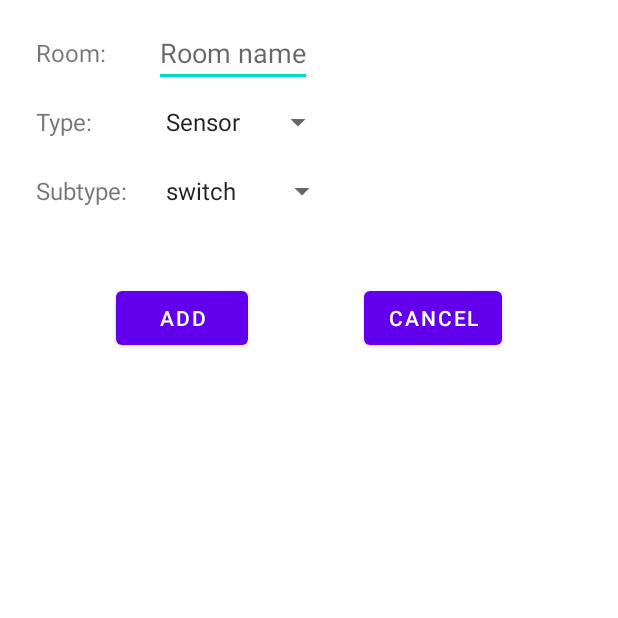
After one commit to alexk2111/LoginApplication, an Android app: the AdddeviceFragment screen opened through its navigation route, on a phone screen of 412 x 824 dp, the top half of it. The commit adds this screen. Run offline under Robolectric (Android 15) with nearby library versions, the phone set to English and light mode, and no system bars; our stand-ins replace data binding; pictures from the network do not load; 1 statement that could not run was skipped.

Commit message:
Final commit

```diff
--- a/app/src/main/java/com/onix/internship/okucherenko/arch/adapter/BaseRecyclerAdapter.kt
+++ b/app/src/main/java/com/onix/internship/okucherenko/arch/adapter/BaseRecyclerAdapter.kt
@@ -6,7 +6,7 @@ import java.util.*
 
 abstract class BaseRecyclerAdapter<VH : RecyclerView.ViewHolder, E> : RecyclerView.Adapter<VH>() {
 
-    val adapterItems = ArrayList<E>()
+    private val adapterItems = ArrayList<E>()
 
     protected open fun getDiffCallback(newItems: List<E>): DiffUtil.Callback {
         return AbstractDiffCallback(newItems, adapterItems)
--- a/app/src/main/java/com/onix/internship/okucherenko/data/repository/entity/DeviceItem.kt
+++ b/app/src/main/java/com/onix/internship/okucherenko/data/repository/entity/DeviceItem.kt
@@ -1,10 +1,10 @@
 package com.onix.internship.okucherenko.data.repository.entity
 
 data class DeviceItem(
-    var room: String,
-    var type: String,
-    var subtype: String,
-    var value: String,
-    val id: Int
+    var room: String = "",
+    var type: String = "",
+    var subtype: String = "",
+    var value: String = "",
+    var id: Int = 0
 
 )
--- a/app/src/main/java/com/onix/internship/okucherenko/di/ProviderModule.kt
+++ b/app/src/main/java/com/onix/internship/okucherenko/di/ProviderModule.kt
@@ -1,8 +1,6 @@
 package com.onix.internship.okucherenko.di
 
 import com.onix.internship.okucherenko.arch.provider.TextResProvider
-import com.onix.internship.okucherenko.data.repository.entity.Devices
-import com.onix.internship.okucherenko.data.repository.entity.House
 import org.koin.dsl.module
 
 val providerModule = module {
--- a/app/src/main/java/com/onix/internship/okucherenko/di/ViewModelModule.kt
+++ b/app/src/main/java/com/onix/internship/okucherenko/di/ViewModelModule.kt
@@ -1,5 +1,6 @@
 package com.onix.internship.okucherenko.di
 
+import com.onix.internship.okucherenko.ui.adddevice.AdddeviceViewModel
 import com.onix.internship.okucherenko.ui.deviceslist.DeviceslistViewModel
 import com.onix.internship.okucherenko.ui.main.MainViewModel
 import com.onix.internship.okucherenko.ui.splash.SplashViewModel
@@ -7,6 +8,7 @@ import org.koin.androidx.viewmodel.dsl.viewModel
 import org.koin.dsl.module
 
 val viewModelModule = module {
+    viewModel { AdddeviceViewModel(get()) }
     viewModel { DeviceslistViewModel() }
     viewModel { SplashViewModel() }
     viewModel { MainViewModel() }
--- /dev/null
+++ b/app/src/main/java/com/onix/internship/okucherenko/ui/adddevice/AdddeviceFragment.kt
@@ -0,0 +1,59 @@
+package com.onix.internship.okucherenko.ui.adddevice
+
+import android.os.Bundle
+import android.view.LayoutInflater
+import android.view.View
+import android.view.ViewGroup
+import androidx.databinding.DataBindingUtil
+import androidx.fragment.app.DialogFragment
+import androidx.navigation.fragment.findNavController
+import com.onix.internship.okucherenko.R
+import com.onix.internship.okucherenko.databinding.AdddeviceFragmentBinding
+import org.koin.androidx.viewmodel.ext.android.viewModel
+
+class AdddeviceFragment : DialogFragment() {
+
+    private val viewModel: AdddeviceViewModel by viewModel()
+
+    lateinit var binding: AdddeviceFragmentBinding
+
+    override fun onCreateView(
+        inflater: LayoutInflater,
+        container: ViewGroup?,
+        savedInstanceState: Bundle?
+    ): View {
+
+        binding = DataBindingUtil.inflate(inflater, R.layout.adddevice_fragment, container, false)
+        binding.adddeviceViewModel = viewModel
+        viewModel.cancel.observe(viewLifecycleOwner) {
+            if (it) {
+                findNavController().popBackStack()
+            }
+        }
+
+        viewModel.add.observe(viewLifecycleOwner) {
+            if (it) {
+                findNavController().navigate(R.id.deviceslistFragment)
+            } else {
+                binding.editTextRoomName.error = getString(R.string.error_empty)
+            }
+        }
+
+        viewModel.typePosition.observe(viewLifecycleOwner) {
+            viewModel.newDevice.type = binding.spinnerType.getItemAtPosition(it).toString()
+        }
+
+        viewModel.subtypePosition.observe(viewLifecycleOwner) {
+            viewModel.newDevice.subtype = binding.spinnerSubType.getItemAtPosition(it).toString()
+        }
+
+        return binding.root
+
+    }
+
+    override fun getTheme(): Int {
+        return R.style.DialogTheme
+    }
+
+
+}
--- /dev/null
+++ b/app/src/main/java/com/onix/internship/okucherenko/ui/adddevice/AdddeviceViewModel.kt
@@ -0,0 +1,62 @@
+package com.onix.internship.okucherenko.ui.adddevice
+
+import android.content.Context
+import android.text.TextUtils
+import androidx.lifecycle.LiveData
+import androidx.lifecycle.MutableLiveData
+import com.onix.internship.okucherenko.R
+import com.onix.internship.okucherenko.arch.BaseViewModel
+import com.onix.internship.okucherenko.data.repository.entity.DeviceItem
+import com.onix.internship.okucherenko.ui.deviceslist.DeviceslistViewModel
+import kotlin.random.Random
+
+class AdddeviceViewModel(private val currentContext: Context) : BaseViewModel() {
+//    val currentContext = context
+private val pictureList = listOf(
+        "https://mobimg.b-cdn.net/v3/fetch/9d/9db2d4683d92f5f2045e9142fbd82633.jpeg",
+        "https://img2.akspic.ru/previews/2/9/0/9/6/169092/169092-sipuha-neyasyt-ptica-klyuv-naturalnyj_material-500x.jpg",
+        "https://planbphoto.com/wp-content/uploads/Serze.jpg",
+        "https://www.imgonline.com.ua/examples/bee-on-daisy.jpg",
+        "https://klike.net/uploads/posts/2019-05/1556945364_1.jpg"
+    )
+    private val sensorList = listOf("on", "off")
+
+    var newDevice = DeviceItem()
+    var _typePosition = MutableLiveData<Int>()
+    val typePosition: LiveData<Int> = _typePosition
+    var _subtypePosition = MutableLiveData<Int>()
+    val subtypePosition: LiveData<Int> = _subtypePosition
+
+    private val _cancel = MutableLiveData<Boolean>()
+    val cancel: LiveData<Boolean> = _cancel
+
+    private val _add = MutableLiveData<Boolean>()
+    val add: LiveData<Boolean> = _add
+
+    fun onAdd() {
+        when (newDevice.type) {
+            currentContext.resources.getStringArray(R.array.type_devices)[0] -> {
+                newDevice.value = sensorList[Random.nextInt(0, sensorList.size)]
+            }
+            currentContext.resources.getStringArray(R.array.type_devices)[1] -> {
+                newDevice.value = pictureList[Random.nextInt(0, pictureList.size)]
+            }
+            currentContext.resources.getStringArray(R.array.type_devices)[2] -> {
+                newDevice.value = Random.nextInt(0, 100).toString()
+            }
+            currentContext.resources.getStringArray(R.array.type_devices)[3] -> {
+                newDevice.value = (Random.nextFloat()*100).toString().substring(0,5 )
+            }
+        }
+        if (TextUtils.isEmpty(newDevice.room)){
+            _add.value = false
+        } else {
+            DeviceslistViewModel.addNewDevice(newDevice)
+            _add.value = true
+        }
+    }
+
+    fun onCancel() {
+        _cancel.value = true
+    }
+}
--- a/app/src/main/java/com/onix/internship/okucherenko/ui/deviceslist/DeviceListAdapter.kt
+++ b/app/src/main/java/com/onix/internship/okucherenko/ui/deviceslist/DeviceListAdapter.kt
@@ -8,7 +8,7 @@ import androidx.recyclerview.widget.RecyclerView
 import com.onix.internship.okucherenko.data.repository.entity.DeviceItem
 import com.onix.internship.okucherenko.databinding.DeviceItemBinding
 
-class DeviceListAdapter(val deviceItemListener: DeviceItemListener) : ListAdapter<DeviceItem, DeviceListAdapter.ViewHolder>(DeviceListDiffCallback()) {
+class DeviceListAdapter(private val deviceItemListener: DeviceItemListener) : ListAdapter<DeviceItem, DeviceListAdapter.ViewHolder>(DeviceListDiffCallback()) {
 
     override fun onCreateViewHolder(parent: ViewGroup, viewType: Int): ViewHolder {
         return ViewHolder.from(parent)
--- a/app/src/main/java/com/onix/internship/okucherenko/ui/deviceslist/DeviceslistFragment.kt
+++ b/app/src/main/java/com/onix/internship/okucherenko/ui/deviceslist/DeviceslistFragment.kt
@@ -1,6 +1,6 @@
 package com.onix.internship.okucherenko.ui.deviceslist
 
-import androidx.lifecycle.Observer
+import androidx.navigation.fragment.findNavController
 import androidx.swiperefreshlayout.widget.SwipeRefreshLayout
 import com.onix.internship.okucherenko.R
 import com.onix.internship.okucherenko.arch.BaseFragment
@@ -17,26 +17,38 @@ class DeviceslistFragment : BaseFragment<DeviceslistFragmentBinding>(R.layout.de
 
     override fun setObservers() {
         super.setObservers()
-        binding.divicelistViewModel = viewModel
+        binding.devicelistViewModel = viewModel
         swipeRefreshLayout = binding.swipeRefreshLayout
         swipeRefreshLayout.setOnRefreshListener(this)
         binding.recyclerList.adapter = adapter
 
-        viewModel.progressVisible.observe(viewLifecycleOwner, Observer {
+        viewModel.progressVisible.observe(viewLifecycleOwner) {
             if (!it) {
                 swipeRefreshLayout.isRefreshing = it
             }
-        })
+        }
 
-        viewModel.devices.observe(viewLifecycleOwner, Observer {
+        viewModel.devices.observe(viewLifecycleOwner) {
             it?.let {
                 adapter.submitList(it.toList())
             }
-        })
+        }
+
+        viewModel.addNavigate.observe(viewLifecycleOwner) {
+            if (it) {
+                findNavController().navigate(DeviceslistFragmentDirections.actionDeviceslistFragmentToAdddeviceFragment())
+            }
+        }
+
+        viewModel.errorLoad.observe(viewLifecycleOwner) {
+            if (it) {
+                showToast(getString(R.string.error_load))
+            }
+        }
     }
 
     override fun onRefresh() {
-        viewModel.devicesFromSite(true)
+        viewModel.devicesFromSite()
     }
 
 
--- /dev/null
+++ b/app/src/main/res/layout/adddevice_fragment.xml
@@ -0,0 +1,110 @@
+<?xml version="1.0" encoding="utf-8"?>
+<layout xmlns:android="http://schemas.android.com/apk/res/android"
+    xmlns:app="http://schemas.android.com/apk/res-auto"
+    xmlns:tools="http://schemas.android.com/tools">
+
+    <data>
+
+        <variable
+            name="device"
+            type="com.onix.internship.okucherenko.data.repository.entity.DeviceItem" />
+
+        <variable
+            name="adddeviceViewModel"
+            type="com.onix.internship.okucherenko.ui.adddevice.AdddeviceViewModel" />
+
+    </data>
+
+    <androidx.constraintlayout.widget.ConstraintLayout
+        android:layout_width="match_parent"
+        android:layout_height="match_parent"
+        tools:context=".ui.adddevice.AdddeviceFragment">
+
+        <TextView
+            android:id="@+id/textView"
+            android:layout_width="wrap_content"
+            android:layout_height="wrap_content"
+            android:layout_marginStart="24dp"
+            android:layout_marginTop="24dp"
+            android:text="@string/room"
+            android:textSize="16sp"
+            app:layout_constraintStart_toStartOf="parent"
+            app:layout_constraintTop_toTopOf="parent" />
+
+        <EditText
+            android:id="@+id/editTextRoomName"
+            android:layout_width="wrap_content"
+            android:layout_height="wrap_content"
+            android:layout_marginStart="32dp"
+            android:hint="@string/room_name"
+            android:text="@={adddeviceViewModel.newDevice.room}"
+            android:inputType="textPersonName"
+            app:layout_constraintBottom_toBottomOf="@+id/textView"
+            app:layout_constraintStart_toEndOf="@+id/textView"
+            app:layout_constraintTop_toTopOf="@+id/textView" />
+
+        <TextView
+            android:id="@+id/textViewTypeDevice"
+            android:layout_width="wrap_content"
+            android:layout_height="wrap_content"
+            android:layout_marginTop="24dp"
+            android:text="Type:"
+            android:textSize="16sp"
+            app:layout_constraintStart_toStartOf="@+id/textView"
+            app:layout_constraintTop_toBottomOf="@+id/textView" />
+
+        <Spinner
+            android:id="@+id/spinnerType"
+            android:layout_width="wrap_content"
+            android:layout_height="wrap_content"
+            android:entries="@array/type_devices"
+            android:selectedItemPosition="@={adddeviceViewModel._typePosition}"
+            app:layout_constraintBottom_toBottomOf="@+id/textViewTypeDevice"
+            app:layout_constraintStart_toStartOf="@+id/editTextRoomName"
+            app:layout_constraintTop_toTopOf="@+id/textViewTypeDevice" />
+
+        <TextView
+            android:id="@+id/textViewSubTypeDevice"
+            android:layout_width="wrap_content"
+            android:layout_height="wrap_content"
+            android:layout_marginTop="24dp"
+            android:text="Subtype:"
+            android:textSize="16sp"
+            app:layout_constraintStart_toStartOf="@+id/textViewTypeDevice"
+            app:layout_constraintTop_toBottomOf="@+id/textViewTypeDevice" />
+
+        <Spinner
+            android:id="@+id/spinnerSubType"
+            android:layout_width="wrap_content"
+            android:layout_height="wrap_content"
+            android:entries="@array/subtype_devices"
+            android:selectedItemPosition="@={adddeviceViewModel._subtypePosition}"
+            app:layout_constraintBottom_toBottomOf="@+id/textViewSubTypeDevice"
+            app:layout_constraintStart_toStartOf="@+id/spinnerType"
+            app:layout_constraintTop_toTopOf="@+id/textViewSubTypeDevice" />
+
+        <Button
+            android:id="@+id/buttonAdd"
+            android:layout_width="wrap_content"
+            android:layout_height="wrap_content"
+            android:layout_marginTop="50dp"
+            android:text="@string/add"
+            android:onClick="@{() -> adddeviceViewModel.onAdd()}"
+            app:layout_constraintEnd_toStartOf="@+id/buttonCancel"
+            app:layout_constraintHorizontal_bias="0.5"
+            app:layout_constraintStart_toStartOf="parent"
+            app:layout_constraintTop_toBottomOf="@+id/textViewSubTypeDevice" />
+
+        <Button
+            android:id="@+id/buttonCancel"
+            android:layout_width="wrap_content"
+            android:layout_height="wrap_content"
+            android:text="@string/cancel"
+            android:onClick="@{() -> adddeviceViewModel.onCancel()}"
+            app:layout_constraintBottom_toBottomOf="@+id/buttonAdd"
+            app:layout_constraintEnd_toEndOf="parent"
+            app:layout_constraintHorizontal_bias="0.5"
+            app:layout_constraintStart_toEndOf="@+id/buttonAdd" />
+
+    </androidx.constraintlayout.widget.ConstraintLayout>
+</layout>
--- a/app/src/main/res/layout/device_item.xml
+++ b/app/src/main/res/layout/device_item.xml
@@ -59,10 +59,11 @@
                 android:layout_height="wrap_content"
                 android:layout_marginTop="8dp"
                 android:layout_marginEnd="16dp"
+                android:backgroundTint="@color/white"
                 android:onClick="@{() -> deviceItemListener.onClick(device)}"
                 app:layout_constraintEnd_toEndOf="parent"
                 app:layout_constraintTop_toTopOf="parent"
-                app:srcCompat="@android:drawable/btn_dialog" />
+                app:srcCompat="@android:drawable/ic_delete" />
 
             <TextView
                 android:id="@+id/textViewType"
--- a/app/src/main/res/layout/deviceslist_fragment.xml
+++ b/app/src/main/res/layout/deviceslist_fragment.xml
@@ -5,7 +5,7 @@
 
     <data>
         <variable
-            name="divicelistViewModel"
+            name="devicelistViewModel"
             type="com.onix.internship.okucherenko.ui.deviceslist.DeviceslistViewModel" />
 
     </data>
@@ -20,7 +20,7 @@
             style="?android:attr/progressBarStyle"
             android:layout_width="wrap_content"
             android:layout_height="wrap_content"
-            app:userProgressBarVisible="@{divicelistViewModel.progressVisible}"
+            app:userProgressBarVisible="@{devicelistViewModel.progressVisible}"
             app:layout_constraintBottom_toBottomOf="parent"
             app:layout_constraintEnd_toEndOf="parent"
             app:layout_constraintStart_toStartOf="parent"
@@ -49,5 +49,17 @@
 
         </androidx.swiperefreshlayout.widget.SwipeRefreshLayout>
 
+        <com.google.android.material.floatingactionbutton.FloatingActionButton
+            android:id="@+id/floatingActionButton"
+            android:layout_width="wrap_content"
+            android:layout_height="wrap_content"
+            android:layout_marginEnd="20dp"
+            android:layout_marginBottom="20dp"
+            android:clickable="true"
+            android:onClick="@{() -> devicelistViewModel.addDevice()}"
+            app:layout_constraintBottom_toBottomOf="parent"
+            app:layout_constraintEnd_toEndOf="parent"
+            app:srcCompat="@android:drawable/ic_input_add" />
+
     </androidx.constraintlayout.widget.ConstraintLayout>
 </layout>
--- a/app/src/main/res/navigation/home.xml
+++ b/app/src/main/res/navigation/home.xml
@@ -11,6 +11,15 @@
     <fragment
         android:id="@+id/deviceslistFragment"
         android:name="com.onix.internship.okucherenko.ui.deviceslist.DeviceslistFragment"
-        android:label="DeviceslistFragment" />
+        android:label="DeviceslistFragment" >
+        <action
+            android:id="@+id/action_deviceslistFragment_to_adddeviceFragment"
+            app:destination="@id/adddeviceFragment"
+            app:popUpToInclusive="false" />
+    </fragment>
+    <dialog
+        android:id="@+id/adddeviceFragment"
+        android:name="com.onix.internship.okucherenko.ui.adddevice.AdddeviceFragment"
+        android:label="AdddeviceFragment" />
 
 </navigation>
--- a/app/src/main/res/values/strings.xml
+++ b/app/src/main/res/values/strings.xml
@@ -1,4 +1,22 @@
 <resources>
     <string name="app_name">Internship lessons. Lesson 10</string>
     <string name="hello_blank_fragment">Hello blank fragment</string>
+    <string name="room">Room:</string>
+    <string name="room_name">Room name</string>
+    <string name="cancel">Cancel</string>
+    <string name="add">Add</string>
+    <string name="error_empty">Must not be empty</string>
+    <string name="error_load">Error load data</string>
+    <string-array name="type_devices">
+        <item>Sensor</item>
+        <item>Camera</item>
+        <item>Sound</item>
+        <item>Light</item>
+    </string-array>
+    <string-array name="subtype_devices">
+        <item>switch</item>
+        <item>onetime</item>
+        <item>level</item>
+    </string-array>
+
 </resources>
--- a/app/src/main/res/values/themes.xml
+++ b/app/src/main/res/values/themes.xml
@@ -13,4 +13,10 @@
         <item name="android:statusBarColor" >?attr/colorPrimaryVariant</item>
         <!-- Customize your theme here. -->
     </style>
+
+    <style name="DialogTheme" parent="Theme.internship">
+        <item name="android:windowNoTitle">true</item>
+        <item name="android:windowFullscreen">false</item>
+        <item name="android:windowIsFloating">false</item>
+    </style>
 </resources>
--- a/build.gradle
+++ b/build.gradle
@@ -3,7 +3,7 @@
 buildscript {
     dependencies {
         classpath("org.jetbrains.kotlin:kotlin-serialization:1.6.21")
-        classpath("androidx.navigation:navigation-safe-args-gradle-plugin:2.4.2")
+        classpath("androidx.navigation:navigation-safe-args-gradle-plugin:2.5.1")
     }
 }
 
```
Also changed, not shown: app/src/main/java/com/onix/internship/okucherenko/ui/deviceslist/DevicelistBindingAdapters.kt (+6 -7 lines), app/src/main/java/com/onix/internship/okucherenko/ui/deviceslist/DeviceslistViewModel.kt (+39 -17 lines).
